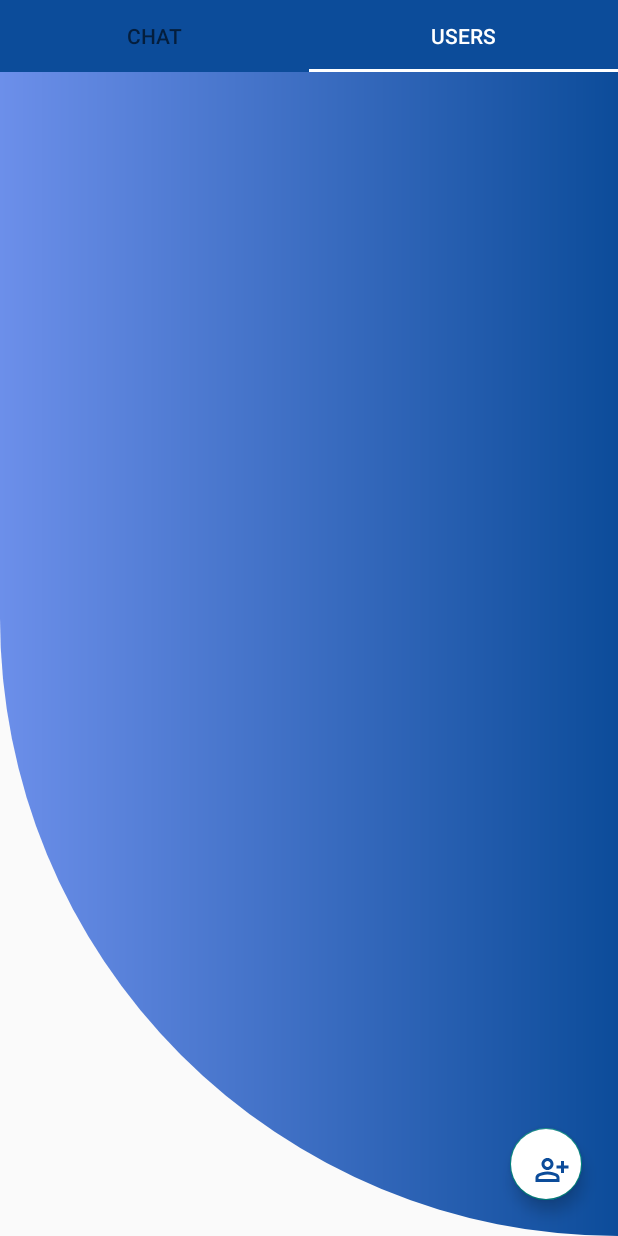
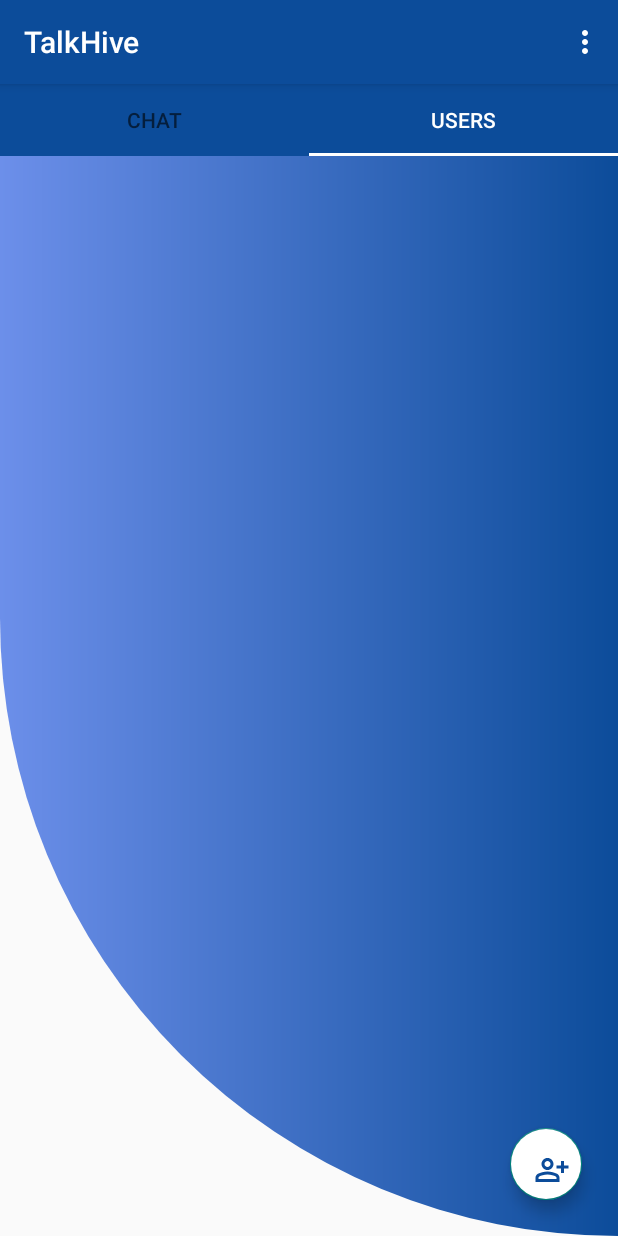
Before and after one commit to Souvik00076/TalkHive, an Android app: the ChatActivity screen opened directly, with no data from a screen before it, tab 2 chosen, on a phone screen of 412 x 824 dp. Run offline under Robolectric (Android 15) with nearby library versions, the phone set to English and light mode, and no system bars; our stand-ins replace Firebase (no records; nobody signed in at launch, a user with empty details on screens opened directly).

Commit message:
Menu added

```diff
--- a/app/src/main/java/com/example/talkhive/ChatActivity.java
+++ b/app/src/main/java/com/example/talkhive/ChatActivity.java
@@ -1,5 +1,6 @@
 package com.example.talkhive;
 
+import androidx.annotation.NonNull;
 import androidx.appcompat.app.AppCompatActivity;
 import androidx.fragment.app.Fragment;
 import androidx.fragment.app.FragmentManager;
@@ -8,6 +9,8 @@ import androidx.viewpager2.widget.ViewPager2;
 import android.content.Intent;
 import android.os.Bundle;
 import android.util.Log;
+import android.view.Menu;
+import android.view.MenuItem;
 
 import com.example.talkhive.utilities.adapters.ViewPagerAdapter;
 import com.example.talkhive.utilities.model.UpdateUserModel;
@@ -42,6 +45,17 @@ public class ChatActivity extends AppCompatActivity {
         }).attach();
     }
 
+    @Override
+    public boolean onCreateOptionsMenu(Menu menu) {
+        getMenuInflater().inflate(R.menu.menu,menu);
+        return true;
+    }
+
+    @Override
+    public boolean onOptionsItemSelected(@NonNull MenuItem item) {
+        return super.onOptionsItemSelected(item);
+    }
+
     public void addChatScreen(final UpdateUserModel model) {
         Intent intent = new Intent(this, ChatScreen.class);
         intent.putExtra("USER_DETAILS", model);
--- a/app/src/main/java/com/example/talkhive/MainActivity.java
+++ b/app/src/main/java/com/example/talkhive/MainActivity.java
@@ -1,10 +1,10 @@
 package com.example.talkhive;
 
+import androidx.appcompat.app.ActionBar;
 import androidx.appcompat.app.AppCompatActivity;
 import androidx.fragment.app.Fragment;
 import androidx.fragment.app.FragmentManager;
 
-import android.app.Activity;
 import android.content.Intent;
 import android.os.Bundle;
 
@@ -17,6 +17,8 @@ public class MainActivity extends AppCompatActivity {
     protected void onCreate(Bundle savedInstanceState) {
         super.onCreate(savedInstanceState);
         setContentView(R.layout.activity_main);
+        ActionBar actionBar=getSupportActionBar();
+        if(actionBar!=null) actionBar.hide();
         __init__();
         addOrReplace(new LoginFragment());
     }
--- a/app/src/main/java/com/example/talkhive/fragments/UsersFragment.java
+++ b/app/src/main/java/com/example/talkhive/fragments/UsersFragment.java
@@ -2,27 +2,25 @@ package com.example.talkhive.fragments;
 
 import android.annotation.SuppressLint;
 import android.content.Context;
-import android.content.Intent;
 import android.os.Bundle;
 
 import androidx.annotation.NonNull;
 import androidx.annotation.Nullable;
 import androidx.fragment.app.Fragment;
-import androidx.fragment.app.FragmentManager;
 import androidx.recyclerview.widget.LinearLayoutManager;
 import androidx.recyclerview.widget.RecyclerView;
 
-import android.util.Log;
 import android.view.LayoutInflater;
 import android.view.View;
 import android.view.ViewGroup;
-import android.widget.Toast;
 
 import com.example.talkhive.ChatActivity;
 import com.example.talkhive.R;
 import com.example.talkhive.utilities.adapters.UpdateUserAdapter;
 import com.example.talkhive.utilities.dialogs.AddUserDialog;
 import com.example.talkhive.utilities.model.UpdateUserModel;
+import com.example.talkhive.utilities.model.User;
+import com.example.talkhive.utilities.model.UserDetailsModel;
 import com.google.android.material.floatingactionbutton.FloatingActionButton;
 import com.google.firebase.auth.FirebaseAuth;
 import com.google.firebase.auth.FirebaseUser;
@@ -39,7 +37,7 @@ public class UsersFragment extends Fragment implements UpdateUserAdapter.userIte
     private RecyclerView usersRv;
     private static final String SHOW_USER_TAG = "Show Users";
     private UpdateUserAdapter adapter;
-    private DatabaseReference reference;
+    private DatabaseReference databaseReference;
     private ChildEventListener listener;
     private ArrayList<UpdateUserModel> dataSet;
     private ChatActivity chatActivity;
@@ -66,10 +64,11 @@ public class UsersFragment extends Fragment implements UpdateUserAdapter.userIte
     }
 
     private void init(final View root) {
+        UserDetailsModel uModel = UserDetailsModel.getInstance();
         dataSet = new ArrayList<>();
         addPersonButton = root.findViewById(R.id.addPerson);
         usersRv = root.findViewById(R.id.users_rv);
-        FirebaseUser user = FirebaseAuth.getInstance().getCurrentUser();
+        FirebaseUser user = uModel.getAuth().getCurrentUser();
         String userEmail = null;
         if (user != null) {
             userEmail = user.getEmail().replace(".", "");
@@ -77,7 +76,7 @@ public class UsersFragment extends Fragment implements UpdateUserAdapter.userIte
         adapter = new UpdateUserAdapter(this);
         usersRv.setAdapter(adapter);
         usersRv.setLayoutManager(new LinearLayoutManager(getContext()));
-        reference = FirebaseDatabase.getInstance().getReference().child("Users/" + userEmail + "/contacts");
+        databaseReference = uModel.getDatabaseReference().child("Users/" + userEmail + "/contacts");
         listener = new ChildEventListener() {
             @SuppressLint("NotifyDataSetChanged")
             @Override
@@ -107,7 +106,7 @@ public class UsersFragment extends Fragment implements UpdateUserAdapter.userIte
 
             }
         };
-        reference.addChildEventListener(listener);
+        databaseReference.addChildEventListener(listener);
     }
 
     @Override
--- /dev/null
+++ b/app/src/main/java/com/example/talkhive/utilities/adapters/UpdateChatAdapter.java
@@ -0,0 +1,4 @@
+package com.example.talkhive.utilities.adapters;
+
+public class UpdateChatAdapter {
+}
--- a/app/src/main/java/com/example/talkhive/utilities/adapters/UpdateUserAdapter.java
+++ b/app/src/main/java/com/example/talkhive/utilities/adapters/UpdateUserAdapter.java
@@ -1,6 +1,5 @@
 package com.example.talkhive.utilities.adapters;
 
-import android.content.Context;
 import android.net.Uri;
 import android.util.Log;
 import android.view.LayoutInflater;
@@ -85,7 +84,7 @@ public class UpdateUserAdapter extends RecyclerView.Adapter<UpdateUserAdapter.Us
         public void bindView(final UpdateUserModel model) {
             displayNameView.setText(model.getName());
             displayEmailView.setText(model.getEmail());
-            detailsModel.getStorageReference().child(model.getEmail().replace(".","")+"/dp.jpg")
+            detailsModel.getImageReference().child(model.getEmail().replace(".","")+"/dp.jpg")
                     .getDownloadUrl().addOnSuccessListener(new OnSuccessListener<Uri>() {
                         @Override
                         public void onSuccess(Uri uri) {
--- a/app/src/main/java/com/example/talkhive/utilities/model/UpdateUserModel.java
+++ b/app/src/main/java/com/example/talkhive/utilities/model/UpdateUserModel.java
@@ -7,15 +7,15 @@ import java.io.Serializable;
 public class UpdateUserModel implements Serializable {
     private String email, name;
 
-
-
     public UpdateUserModel(String email, String name) {
         this.email = email;
         this.name = name;
     }
-    public UpdateUserModel(){
+
+    public UpdateUserModel() {
 
     }
+
     public String getEmail() {
         return email;
     }
--- a/app/src/main/java/com/example/talkhive/utilities/model/UserDetailsModel.java
+++ b/app/src/main/java/com/example/talkhive/utilities/model/UserDetailsModel.java
@@ -9,15 +9,17 @@ import com.google.firebase.storage.StorageReference;
 public class UserDetailsModel {
 
     public final FirebaseAuth auth;
-    public final DatabaseReference reference;
-    private final StorageReference storageReference;
+    public final DatabaseReference databaseReference;
+    private final StorageReference imageReference;
     private static UserDetailsModel instance;
+    private final FirebaseStorage firebaseStorage;
 
     private UserDetailsModel() {
         auth = FirebaseAuth.getInstance();
-        reference = FirebaseDatabase.getInstance().getReference();
+        databaseReference = FirebaseDatabase.getInstance().getReference();
         String emailKey = auth.getCurrentUser().getEmail().replace(".", "");
-        storageReference = FirebaseStorage.getInstance().getReference().child("Users/");
+        firebaseStorage = FirebaseStorage.getInstance();
+        imageReference = firebaseStorage.getReference().child("Users/");
     }
 
     public static UserDetailsModel getInstance() {
@@ -29,11 +31,15 @@ public class UserDetailsModel {
         return auth;
     }
 
-    public DatabaseReference getReference() {
-        return reference;
+    public DatabaseReference getDatabaseReference() {
+        return databaseReference;
     }
 
-    public StorageReference getStorageReference() {
-        return storageReference;
+    public StorageReference getImageReference() {
+        return imageReference;
+    }
+
+    public FirebaseStorage getFirebaseStorage() {
+        return firebaseStorage;
     }
 }
--- /dev/null
+++ b/app/src/main/res/menu/menu.xml
@@ -0,0 +1,17 @@
+<?xml version="1.0" encoding="utf-8"?>
+<menu xmlns:android="http://schemas.android.com/apk/res/android"
+    xmlns:app="http://schemas.android.com/apk/res-auto">
+    <item
+        android:id="@+id/profile"
+        android:title="@string/profile_menu_item"
+        app:showAsAction="never" />
+
+    <item
+        android:id="@+id/settings"
+        android:title="@string/settings_menu_item"
+        app:showAsAction="never" />
+    <item
+        android:id="@+id/logout"
+        android:title="@string/logout_menu_item"
+        app:showAsAction="never" />
+</menu>
--- a/app/src/main/res/values/strings.xml
+++ b/app/src/main/res/values/strings.xml
@@ -14,4 +14,7 @@
     <string name="signin">Add</string>
     <string name="cancel">Cancel\n</string>
     <string name="add_user">Add Email\n</string>
+    <string name="profile_menu_item">Profile</string>
+    <string name="logout_menu_item">Logout</string>
+    <string name="settings_menu_item">Settings</string>
 </resources>
--- a/app/src/main/res/values/themes.xml
+++ b/app/src/main/res/values/themes.xml
@@ -1,9 +1,9 @@
 <resources xmlns:tools="http://schemas.android.com/tools">
     <!-- Base application theme. -->
-    <style name="Theme.TalkHive" parent="Theme.AppCompat.DayNight.NoActionBar">
+    <style name="Theme.TalkHive" parent="Theme.AppCompat.DayNight.DarkActionBar">
         <!-- Primary brand color. -->
         <item name="colorPrimary">@color/dark_blue</item>
-        <item name="colorPrimaryVariant">@color/purple_700</item>
+        <item name="colorPrimaryVariant">@color/dark_blue</item>
         <item name="colorOnPrimary">@color/white</item>
         <!-- Secondary brand color. -->
         <item name="colorSecondary">@color/teal_200</item>
```
Also changed, not shown: app/src/main/java/com/example/talkhive/ChatScreen.java (+29 -5 lines), app/src/main/java/com/example/talkhive/fragments/LoginFragment.java (+14 -9 lines), app/src/main/java/com/example/talkhive/fragments/SignupFragment.java (+8 -15 lines), app/src/main/java/com/example/talkhive/utilities/model/Message.java (added, +30 -0 lines), app/src/main/res/layout/rv_chat_bubble_chat.xml (+16 -7 lines).
